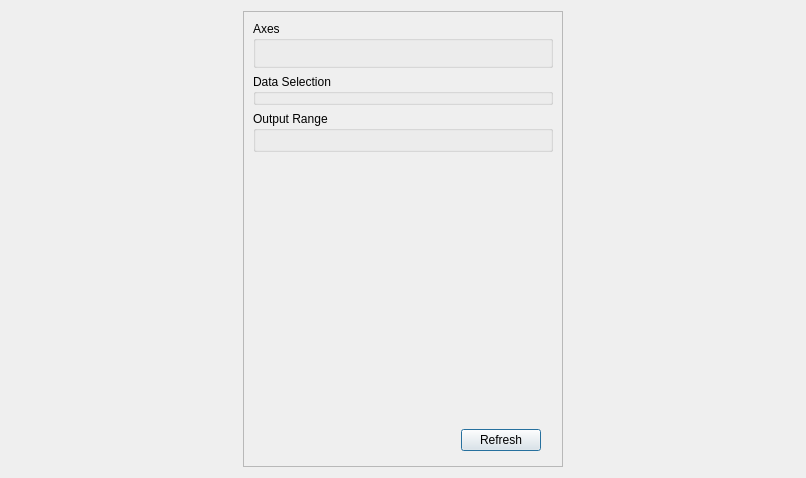
Eomys/SciDataTool, file SciDataTool/GUI/DDataPlotter/DDataPlotter.ui: the form before one commit.
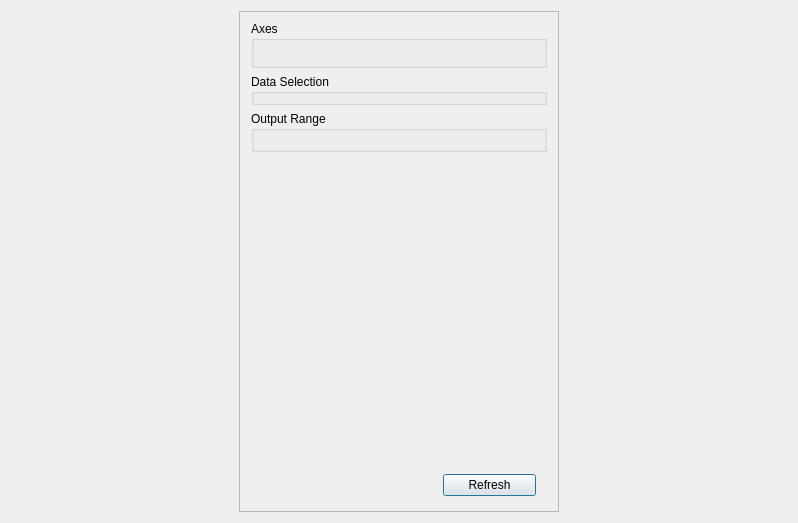
The form after the commit. Custom widgets are drawn as their Qt base class.

Commit message: [NF] : Adding a refresh button to the UI

The edit to the form file:
```diff
--- a/SciDataTool/GUI/DDataPlotter/DDataPlotter.ui
+++ b/SciDataTool/GUI/DDataPlotter/DDataPlotter.ui
@@ -6,8 +6,8 @@
    <rect>
     <x>0</x>
     <y>0</y>
-    <width>806</width>
-    <height>478</height>
+    <width>798</width>
+    <height>523</height>
    </rect>
   </property>
   <property name="windowTitle">
@@ -40,34 +40,24 @@
         <x>0</x>
         <y>0</y>
         <width>318</width>
-        <height>454</height>
+        <height>499</height>
        </rect>
       </property>
-      <layout class="QVBoxLayout" name="verticalLayout_4">
-       <item>
-        <widget class="QGroupBox" name="g_axes">
-         <property name="title">
-          <string>Axes</string>
-         </property>
-         <layout class="QVBoxLayout" name="verticalLayout_2">
-          <item>
-           <widget class="WAxisSelector" name="w_axis_1" native="true"/>
-          </item>
-          <item>
-           <widget class="WAxisSelector" name="w_axis_2" native="true"/>
-          </item>
-         </layout>
-        </widget>
-       </item>
-       <item>
-        <widget class="QGroupBox" name="g_data_extract">
-         <property name="title">
-          <string>Data Selection</string>
-         </property>
-        </widget>
-       </item>
-       <item>
+      <layout class="QGridLayout" name="gridLayout">
+       <item row="2" column="0">
         <widget class="QGroupBox" name="g_range">
+         <property name="minimumSize">
+          <size>
+           <width>296</width>
+           <height>0</height>
+          </size>
+         </property>
+         <property name="maximumSize">
+          <size>
+           <width>296</width>
+           <height>16777215</height>
+          </size>
+         </property>
          <property name="title">
           <string>Output Range</string>
          </property>
@@ -78,7 +68,7 @@
          </layout>
         </widget>
        </item>
-       <item>
+       <item row="3" column="0">
         <spacer name="verticalSpacer">
          <property name="orientation">
           <enum>Qt::Vertical</enum>
@@ -91,10 +81,47 @@
          </property>
         </spacer>
        </item>
-       <item>
+       <item row="0" column="0">
+        <widget class="QGroupBox" name="g_axes">
+         <property name="minimumSize">
+          <size>
+           <width>296</width>
+           <height>0</height>
+          </size>
+         </property>
+         <property name="maximumSize">
+          <size>
+           <width>296</width>
+           <height>16777215</height>
+          </size>
+         </property>
+         <property name="title">
+          <string>Axes</string>
+         </property>
+         <layout class="QVBoxLayout" name="verticalLayout_2">
+          <item>
+           <widget class="WAxisSelector" name="w_axis_1" native="true"/>
+          </item>
+          <item>
+           <widget class="WAxisSelector" name="w_axis_2" native="true"/>
+          </item>
+         </layout>
+        </widget>
+       </item>
+       <item row="5" column="0">
+        <widget class="WExport" name="w_export" native="true">
+         <property name="minimumSize">
+          <size>
+           <width>296</width>
+           <height>0</height>
+          </size>
+         </property>
+        </widget>
+       </item>
+       <item row="4" column="0">
         <layout class="QHBoxLayout" name="refresh_layout">
          <property name="sizeConstraint">
-          <enum>QLayout::SetDefaultConstraint</enum>
+          <enum>QLayout::SetMinimumSize</enum>
          </property>
          <item>
           <spacer name="horizontalSpacer">
@@ -102,11 +129,11 @@
             <enum>Qt::Horizontal</enum>
            </property>
            <property name="sizeType">
-            <enum>QSizePolicy::Expanding</enum>
+            <enum>QSizePolicy::Minimum</enum>
            </property>
            <property name="sizeHint" stdset="0">
             <size>
-             <width>140</width>
+             <width>182</width>
              <height>20</height>
             </size>
            </property>
@@ -114,37 +141,52 @@
          </item>
          <item>
           <widget class="QPushButton" name="b_refresh">
+           <property name="enabled">
+            <bool>true</bool>
+           </property>
            <property name="sizePolicy">
-            <sizepolicy hsizetype="Minimum" vsizetype="Fixed">
+            <sizepolicy hsizetype="Minimum" vsizetype="Minimum">
              <horstretch>0</horstretch>
              <verstretch>0</verstretch>
             </sizepolicy>
            </property>
+           <property name="minimumSize">
+            <size>
+             <width>93</width>
+             <height>0</height>
+            </size>
+           </property>
+           <property name="maximumSize">
+            <size>
+             <width>93</width>
+             <height>16777215</height>
+            </size>
+           </property>
            <property name="text">
             <string>Refresh</string>
            </property>
           </widget>
          </item>
-         <item>
-          <spacer name="horizontalSpacer_2">
-           <property name="orientation">
-            <enum>Qt::Horizontal</enum>
-           </property>
-           <property name="sizeType">
-            <enum>QSizePolicy::Fixed</enum>
-           </property>
-           <property name="sizeHint" stdset="0">
-            <size>
-             <width>12</width>
-             <height>20</height>
-            </size>
-           </property>
-          </spacer>
-         </item>
         </layout>
        </item>
-       <item>
-        <widget class="WExport" name="w_export" native="true"/>
+       <item row="1" column="0">
+        <widget class="QGroupBox" name="g_data_extract">
+         <property name="minimumSize">
+          <size>
+           <width>296</width>
+           <height>0</height>
+          </size>
+         </property>
+         <property name="maximumSize">
+          <size>
+           <width>296</width>
+           <height>16777215</height>
+          </size>
+         </property>
+         <property name="title">
+          <string>Data Selection</string>
+         </property>
+        </widget>
        </item>
       </layout>
      </widget>
```
The commit also changes 2 other files.
